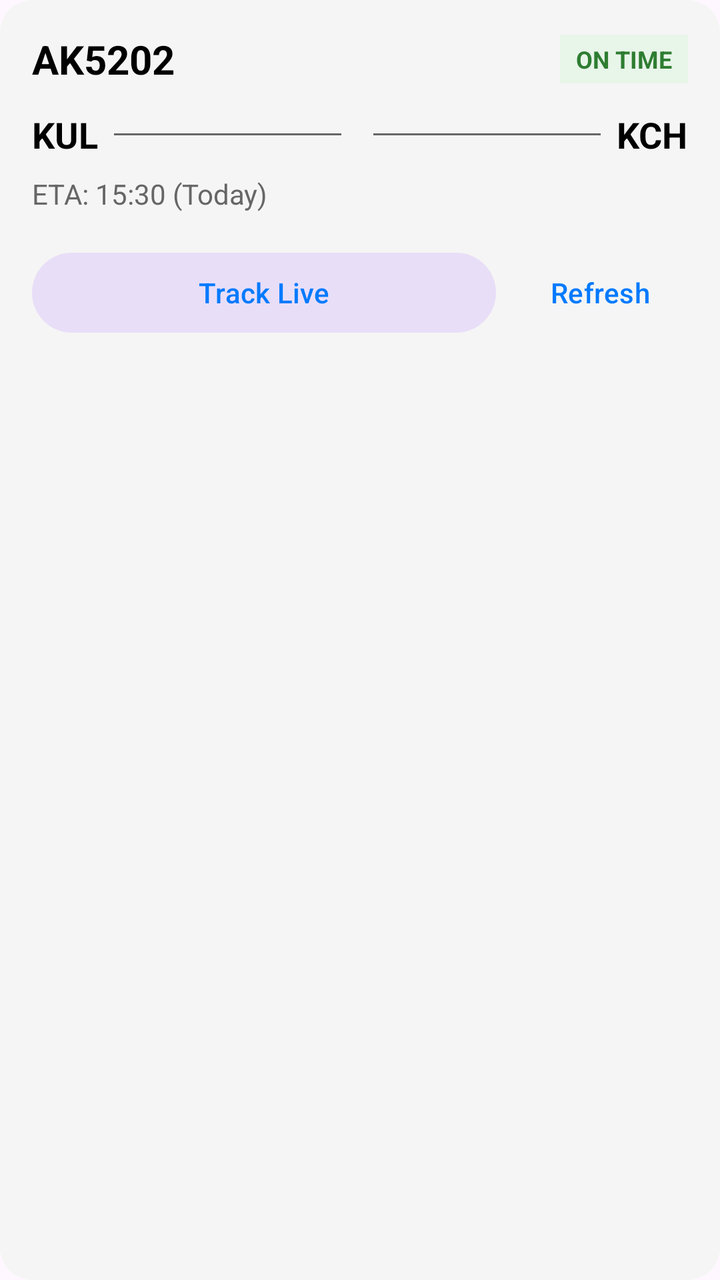
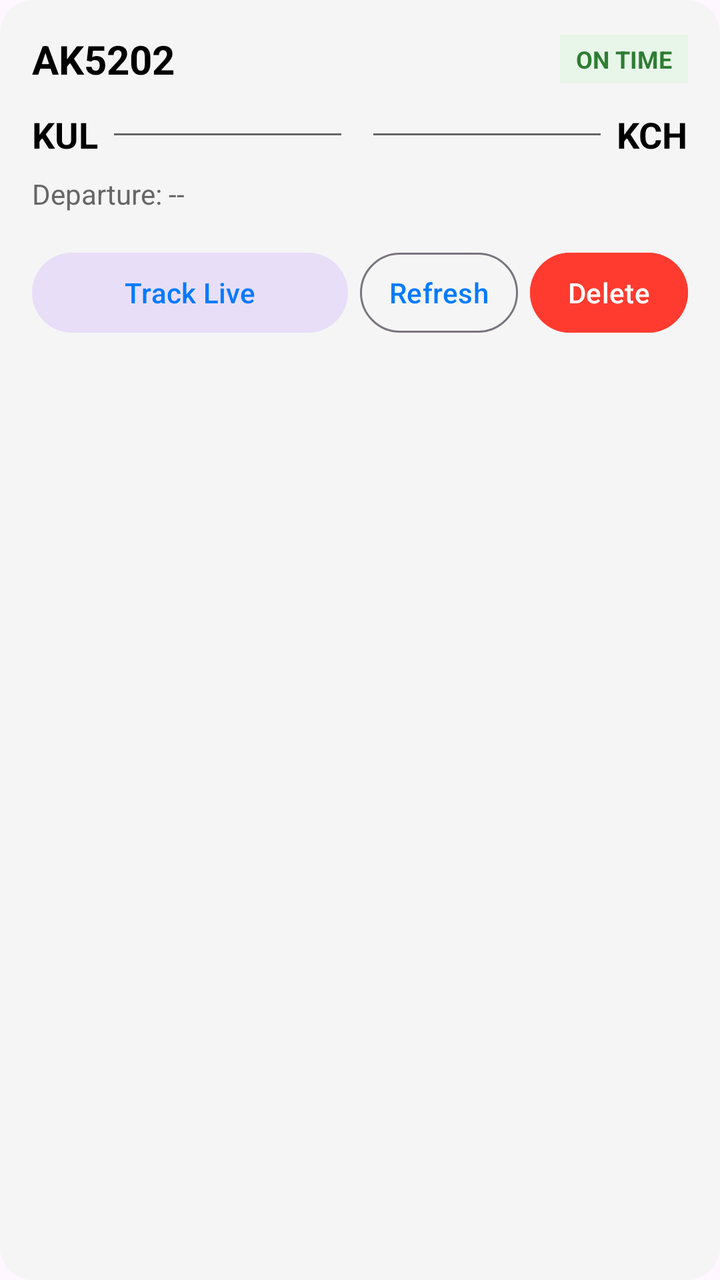

Screens rendered from an Android XML layout before and after an edit, with the pre-edit source and the edit as a unified diff.
<!-- AndroidManifest.xml: application theme Theme.ProjectCecily -->
<!-- res/layout/item_flight.xml -->
<?xml version="1.0" encoding="utf-8"?>
<com.google.android.material.card.MaterialCardView xmlns:android="http://schemas.android.com/apk/res/android"
    xmlns:app="http://schemas.android.com/apk/res-auto"
    android:id="@+id/flightCard"
    android:layout_width="match_parent"
    android:layout_height="wrap_content"
    android:layout_margin="8dp"
    app:cardBackgroundColor="@color/card_background"
    app:cardCornerRadius="16dp"
    app:strokeWidth="0dp">

    <LinearLayout
        android:layout_width="match_parent"
        android:layout_height="wrap_content"
        android:orientation="vertical"
        android:padding="16dp">

        <LinearLayout
            android:layout_width="match_parent"
            android:layout_height="wrap_content"
            android:gravity="center_vertical"
            android:orientation="horizontal">

            <TextView
                android:id="@+id/tvFlightNumber"
                android:layout_width="0dp"
                android:layout_height="wrap_content"
                android:layout_weight="1"
                android:text="AK5202"
                android:textColor="@color/text_primary"
                android:textSize="20sp"
                android:textStyle="bold" />

            <TextView
                android:id="@+id/tvFlightStatus"
                android:layout_width="wrap_content"
                android:layout_height="wrap_content"
                android:background="#E8F5E9"
                android:paddingHorizontal="8dp"
                android:paddingVertical="4dp"
                android:text="ON TIME"
                android:textColor="#2E7D32"
                android:textSize="12sp"
                android:textStyle="bold" />
        </LinearLayout>

        <LinearLayout
            android:layout_width="match_parent"
            android:layout_height="wrap_content"
            android:layout_marginTop="12dp"
            android:gravity="center_vertical"
            android:orientation="horizontal">

            <TextView
                android:id="@+id/tvDepAirport"
                android:layout_width="wrap_content"
                android:layout_height="wrap_content"
                android:text="KUL"
                android:textColor="@color/text_primary"
                android:textSize="18sp"
                android:textStyle="bold" />

            <View
                android:layout_width="0dp"
                android:layout_height="1dp"
                android:layout_marginHorizontal="8dp"
                android:layout_weight="1"
                android:background="@color/text_secondary" />

            <TextView
                android:layout_width="wrap_content"
                android:layout_height="wrap_content"
                android:text=""
                android:textSize="16sp" />

            <View
                android:layout_width="0dp"
                android:layout_height="1dp"
                android:layout_marginHorizontal="8dp"
                android:layout_weight="1"
                android:background="@color/text_secondary" />

            <TextView
                android:id="@+id/tvArrAirport"
                android:layout_width="wrap_content"
                android:layout_height="wrap_content"
                android:text="KCH"
                android:textColor="@color/text_primary"
                android:textSize="18sp"
                android:textStyle="bold" />
        </LinearLayout>

        <TextView
            android:id="@+id/tvFlightETA"
            android:layout_width="wrap_content"
            android:layout_height="wrap_content"
            android:layout_marginTop="8dp"
            android:text="ETA: 15:30 (Today)"
            android:textColor="@color/text_secondary"
            android:textSize="14sp" />

        <LinearLayout
            android:layout_width="match_parent"
            android:layout_height="wrap_content"
            android:layout_marginTop="16dp"
            android:orientation="horizontal">

            <Button
                android:id="@+id/btnTrackLive"
                style="@style/Widget.Material3.Button.TonalButton"
                android:layout_width="0dp"
                android:layout_height="wrap_content"
                android:layout_marginEnd="8dp"
                android:layout_weight="1"
                android:text="Track Live" />

            <Button
                android:id="@+id/btnRefreshStatus"
                style="@style/Widget.Material3.Button.TextButton"
                android:layout_width="wrap_content"
                android:layout_height="wrap_content"
                android:text="Refresh" />
        </LinearLayout>

    </LinearLayout>
</com.google.android.material.card.MaterialCardView>
<!-- resources referenced by this layout -->
<resources>
  <color name="card_background">#F5F5F5</color>
  <color name="text_primary">#000000</color>
  <color name="text_secondary">#666666</color>
  <style name="Theme.ProjectCecily" parent="Base.Theme.ProjectCecily" />
  <style name="Base.Theme.ProjectCecily" parent="Theme.Material3.DayNight.NoActionBar">
          
          <item name="colorPrimary">@color/nav_selected</item>
          <item name="windowActionBar">false</item>
          <item name="windowNoTitle">true</item>
  
          
          <item name="colorOnSecondaryContainer">@color/nav_selected</item>
      </style>
  <color name="nav_selected">#007AFF</color>
</resources>

<!-- the commit's change to res/layout/item_flight.xml (unified diff, before → after) -->
@@ -95,31 +95,46 @@
             android:layout_width="wrap_content"
             android:layout_height="wrap_content"
             android:layout_marginTop="8dp"
-            android:text="ETA: 15:30 (Today)"
+            android:text="Departure: --"
             android:textColor="@color/text_secondary"
             android:textSize="14sp" />
 
+        
         <LinearLayout
             android:layout_width="match_parent"
             android:layout_height="wrap_content"
             android:layout_marginTop="16dp"
+            android:gravity="center_vertical"
             android:orientation="horizontal">
 
             <Button
                 android:id="@+id/btnTrackLive"
                 style="@style/Widget.Material3.Button.TonalButton"
                 android:layout_width="0dp"
-                android:layout_height="wrap_content"
-                android:layout_marginEnd="8dp"
-                android:layout_weight="1"
+                android:layout_height="48dp"
+                android:layout_marginEnd="6dp"
+                android:layout_weight="2"
                 android:text="Track Live" />
 
             <Button
                 android:id="@+id/btnRefreshStatus"
-                style="@style/Widget.Material3.Button.TextButton"
-                android:layout_width="wrap_content"
-                android:layout_height="wrap_content"
+                style="@style/Widget.Material3.Button.OutlinedButton"
+                android:layout_width="0dp"
+                android:layout_height="48dp"
+                android:layout_marginEnd="6dp"
+                android:layout_weight="1"
+                android:paddingHorizontal="4dp"
                 android:text="Refresh" />
+
+            <Button
+                android:id="@+id/btnDeleteFlight"
+                android:layout_width="0dp"
+                android:layout_height="48dp"
+                android:layout_weight="1"
+                android:backgroundTint="#FF3B30"
+                android:paddingHorizontal="4dp"
+                android:text="Delete"
+                android:textColor="#FFFFFF" />
         </LinearLayout>
 
     </LinearLayout>
